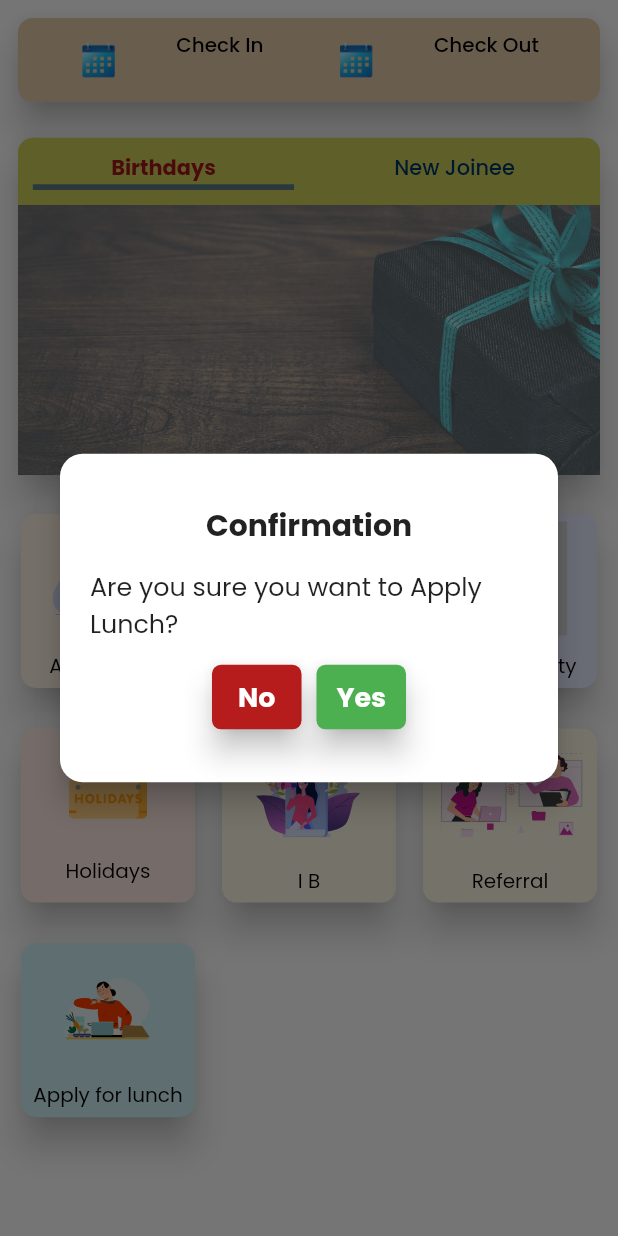
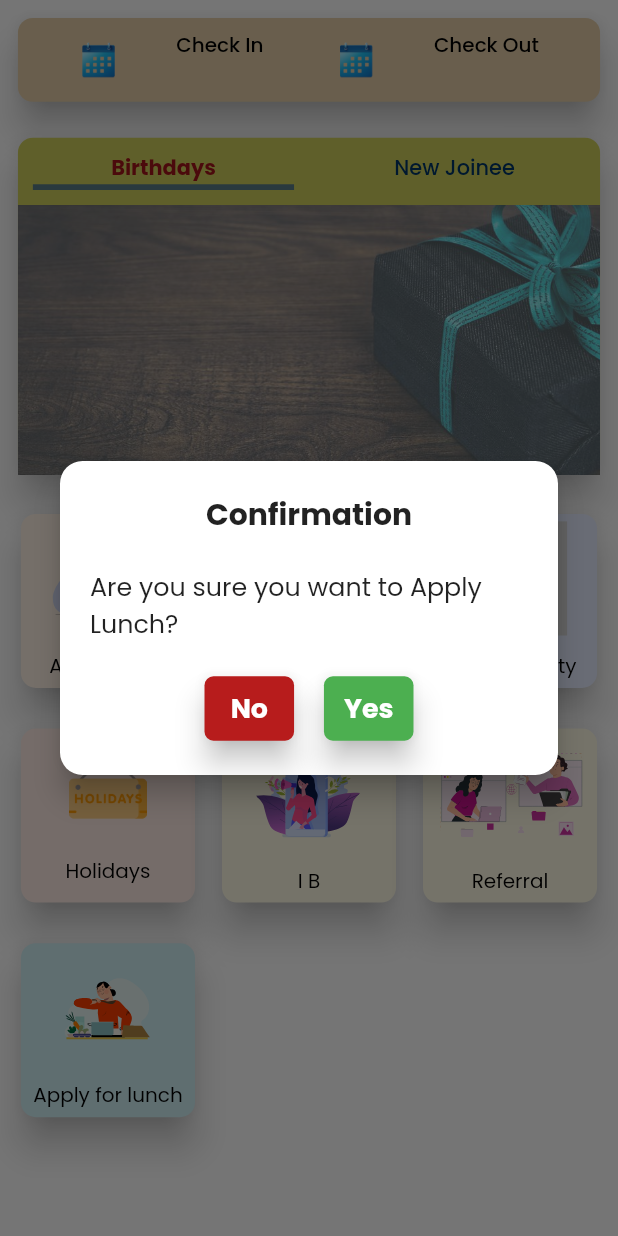
Before and after one commit to MawaiInfotech/locus, a Flutter app: the HomePage screen opened by its route, after a tap on "Apply for lunch", on a phone screen of 412 x 824 dp. Run offline on Flutter 3.47's test engine with Material 2 defaults, Android fonts, the phone set to English and light mode, and no system bars; our stand-ins replace bloc, camera, carousel_slider, curved_navigation_bar, file_picker, firebase_core and 13 more; missing offline and left inert: time_range; accounts and stored records are empty; network calls fail; project files that could hold a hidden picture were left out.

Commit message:
Open Dialog

```diff
--- a/lib/pages/home_page.dart
+++ b/lib/pages/home_page.dart
@@ -258,9 +258,9 @@ class _HomePageState extends State<HomePage>
           shape:
               RoundedRectangleBorder(borderRadius: BorderRadius.circular(15.0)),
           child: SizedBox(
-            height: 230.dh,
+            height: 220.dh,
             child: Padding(
-              padding: const EdgeInsets.all(20.0),
+              padding: const EdgeInsets.symmetric(horizontal: 20.0),
               child: Column(
                 mainAxisAlignment: MainAxisAlignment.spaceEvenly,
                 children: [
@@ -294,7 +294,7 @@ class _HomePageState extends State<HomePage>
                         ),
                       ),
                       SizedBox(
-                        width: 10.dw,
+                        width: 20.dw,
                       ),
                       ElevatedButton(
                         onPressed: () {
@@ -502,7 +502,7 @@ class _BirthdayState extends State<Birthday> {
   }
 
   Widget _buildLoading(EmployeeBirthDetailModel model) {
-    return Center(child: CircularProgressIndicator());
+    return const Center(child: CircularProgressIndicator());
   }
 
   Widget _buildContent(EmployeeBirthDetailModel model) {
```
